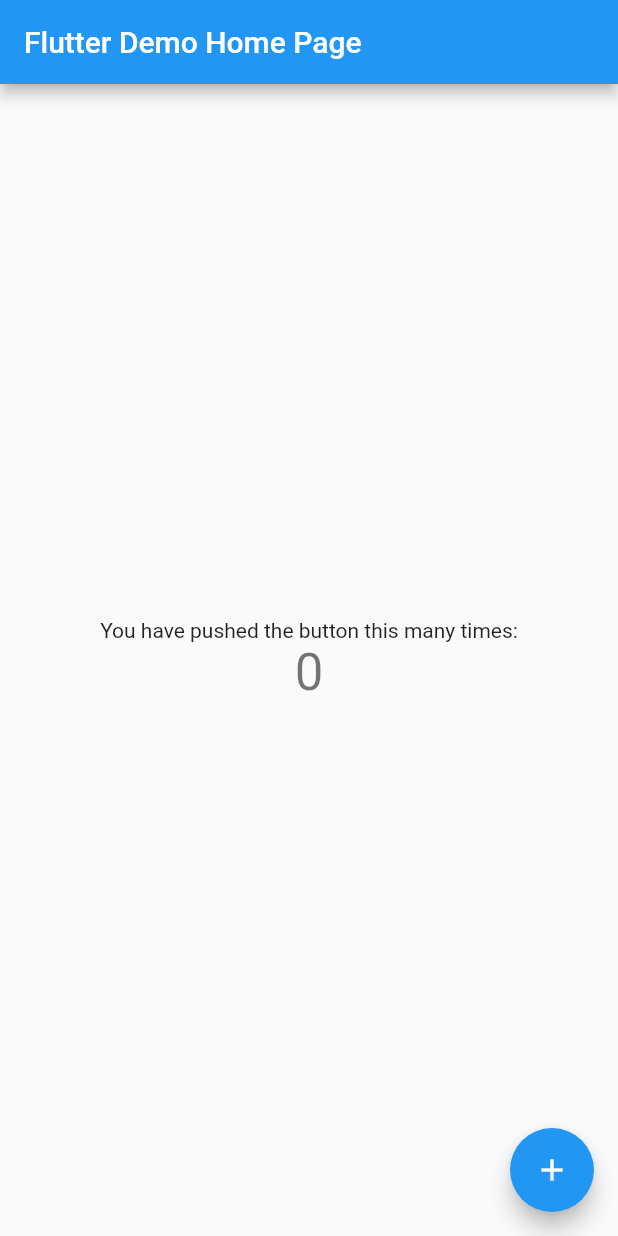
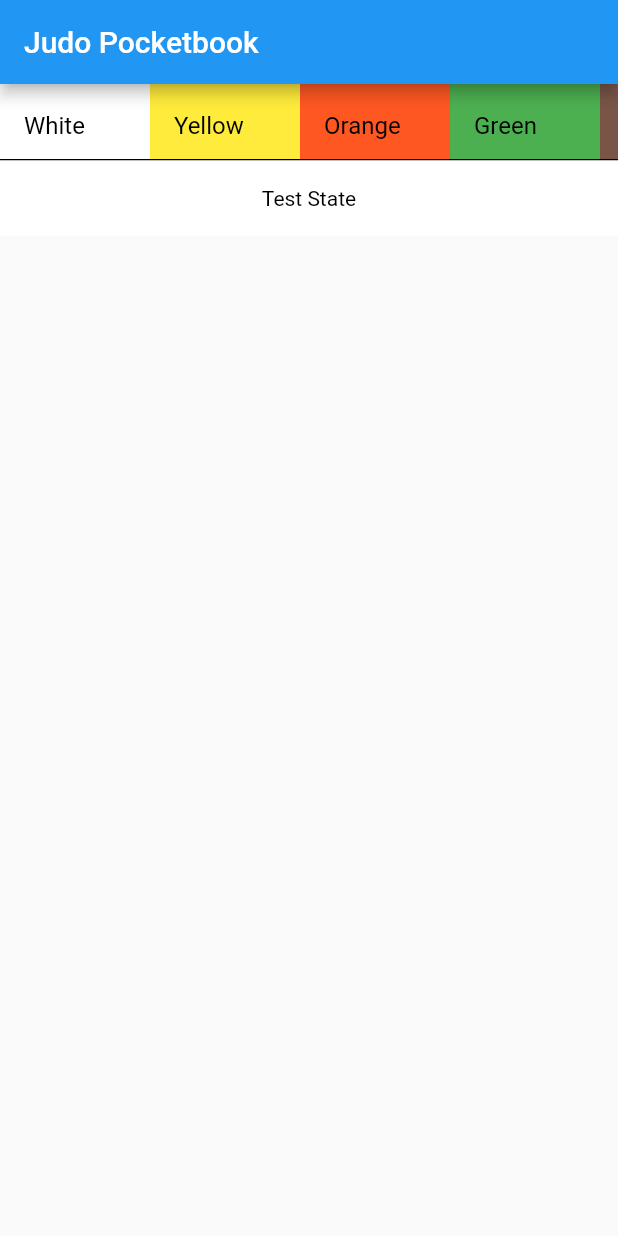
Before and after one commit to mdunn1331/judo_pocketbook, a Flutter app: the screen it shows after launch, on a phone screen of 412 x 824 dp. Run offline on Flutter 3.47's test engine with Material 2 defaults, Android fonts, the phone set to English and light mode, and no system bars.

Commit message:
Adding belt list views

```diff
--- a/lib/main.dart
+++ b/lib/main.dart
@@ -1,4 +1,5 @@
 import 'package:flutter/material.dart';
+import 'package:judo_pocketbook/ui_components/home.dart';
 
 void main() {
   runApp(MyApp());
@@ -9,24 +10,8 @@ class MyApp extends StatelessWidget {
   @override
   Widget build(BuildContext context) {
     return MaterialApp(
-      title: 'Flutter Demo',
-      theme: ThemeData(
-        // This is the theme of your application.
-        //
-        // Try running your application with "flutter run". You'll see the
-        // application has a blue toolbar. Then, without quitting the app, try
-        // changing the primarySwatch below to Colors.green and then invoke
-        // "hot reload" (press "r" in the console where you ran "flutter run",
-        // or simply save your changes to "hot reload" in a Flutter IDE).
-        // Notice that the counter didn't reset back to zero; the application
-        // is not restarted.
-        primarySwatch: Colors.blue,
-        // This makes the visual density adapt to the platform that you run
-        // the app on. For desktop platforms, the controls will be smaller and
-        // closer together (more dense) than on mobile platforms.
-        visualDensity: VisualDensity.adaptivePlatformDensity,
-      ),
-      home: MyHomePage(title: 'Flutter Demo Home Page'),
+      title: 'Judo Pocketbook',
+      home: HomePage(title: 'Judo Pocketbook'),
     );
   }
 }
--- /dev/null
+++ b/lib/models/enums/belt.dart
@@ -0,0 +1,63 @@
+import 'package:flutter/cupertino.dart';
+import 'package:flutter/material.dart';
+
+enum Belt {
+  white,
+  yellow,
+  orange,
+  green,
+  brown,
+  black,
+}
+extension BeltExtension on Belt {
+  Color get beltColor {
+    switch(this) {
+      case Belt.white:
+        return Colors.white;
+      case Belt.yellow:
+        return Colors.yellow;
+      case Belt.orange:
+        return Colors.deepOrange;
+      case Belt.green:
+        return Colors.green;
+      case Belt.brown:
+        return Colors.brown;
+      case Belt.black:
+        return Colors.black;
+    }
+  }
+
+  Color get alternateColor {
+    switch(this) {
+      case Belt.white:
+        return Colors.black;
+      case Belt.yellow:
+        return Colors.black;
+      case Belt.orange:
+        return Colors.black;
+      case Belt.green:
+        return Colors.black;
+      case Belt.brown:
+        return Colors.white;
+      case Belt.black:
+        return Colors.white;
+    }
+  }
+
+  String get beltName {
+    switch(this) {
+      case Belt.white:
+        return "White";
+      case Belt.yellow:
+        return "Yellow";
+      case Belt.orange:
+        return "Orange";
+      case Belt.green:
+        return "Green";
+      case Belt.brown:
+        return "Brown";
+      case Belt.black:
+        return "Black";
+    }
+  }
+}
--- /dev/null
+++ b/lib/ui_components/belt_cell.dart
@@ -0,0 +1,27 @@
+import 'package:flutter/cupertino.dart';
+import 'package:flutter/material.dart';
+import 'package:judo_pocketbook/models/enums/belt.dart';
+
+class BeltCell extends StatelessWidget {
+
+  final Belt belt;
+
+  BeltCell({Key key, this.belt}) : super(key: key);
+
+  @override
+  Widget build(BuildContext context) {
+    return Container(
+      child: ListTile(
+        title: Text(
+          belt.beltName,
+          style: TextStyle(color: belt.alternateColor),
+        ),
+      ),
+      color: belt.beltColor,
+      alignment: Alignment.center,
+      height: 50,
+      width: 100,
+    );
+  }
+
+}
--- /dev/null
+++ b/lib/ui_components/home.dart
@@ -0,0 +1,59 @@
+import 'package:flutter/cupertino.dart';
+import 'package:flutter/material.dart';
+import 'package:flutter/rendering.dart';
+import 'package:judo_pocketbook/models/enums/belt.dart';
+import 'package:judo_pocketbook/ui_components/belt_cell.dart';
+import 'package:judo_pocketbook/ui_components/technique_cell.dart';
+
+class HomePage extends StatefulWidget {
+  HomePage({Key key, this.title}) : super(key: key);
+  final String title;
+
+  @override
+  _BeltState createState() => _BeltState();
+}
+
+class _BeltState extends State<HomePage> {
+  Belt _beltState = Belt.white;
+
+  void setBeltState(Belt newBeltColor) {
+    setState(() {
+      _beltState = newBeltColor;
+    });
+  }
+
+  @override
+  Widget build(BuildContext context) {
+    return Scaffold(
+      appBar: AppBar(
+        title: Text(widget.title),
+      ),
+      body:Column (
+        children: <Widget>[
+          Container(
+            child: ListView.builder(
+              itemCount: Belt.values.length,
+              itemBuilder: (BuildContext context, int index) => new BeltCell(belt: Belt.values[index]),
+              scrollDirection: Axis.horizontal,
+            ),
+            height: 50,
+          ),
+          Container(
+            height: 1,
+            color: Colors.black,
+          ),
+          Expanded(
+              child: ListView(
+                children: <Widget>[
+                  TechniqueCell(
+                      techniqueName: "Test State",
+                      belt: _beltState
+                  )
+                ],
+              ),
+          )
+        ],
+      )
+    );
+  }
+}
--- /dev/null
+++ b/lib/ui_components/technique_cell.dart
@@ -0,0 +1,24 @@
+import 'package:flutter/cupertino.dart';
+import 'package:judo_pocketbook/models/enums/belt.dart';
+
+class TechniqueCell extends StatelessWidget {
+
+  final String techniqueName;
+  final Belt belt;
+
+  TechniqueCell({Key key, this.techniqueName, this.belt}) : super(key: key);
+
+  @override
+  Widget build(BuildContext context) {
+    return Container(
+      child: Text(
+          techniqueName,
+        style: TextStyle(color: belt.alternateColor),
+      ),
+      color: belt.beltColor,
+      alignment: Alignment.center,
+      height: 50,
+    );
+  }
+
+}
```
Also changed, not shown: 3 other files.
